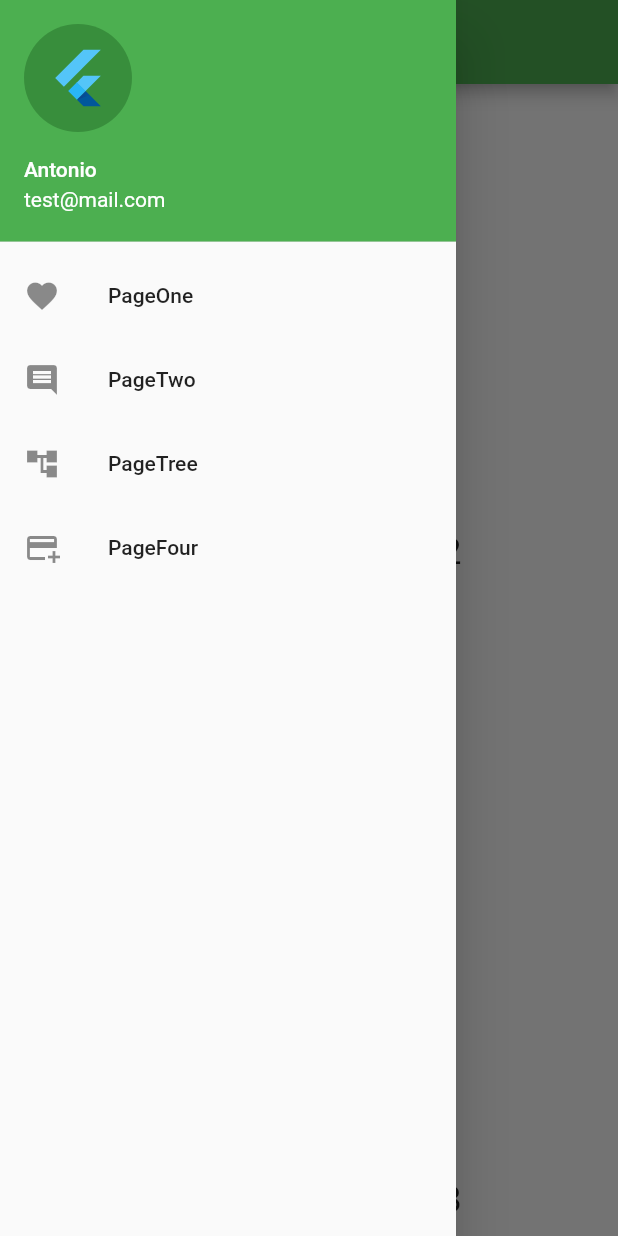
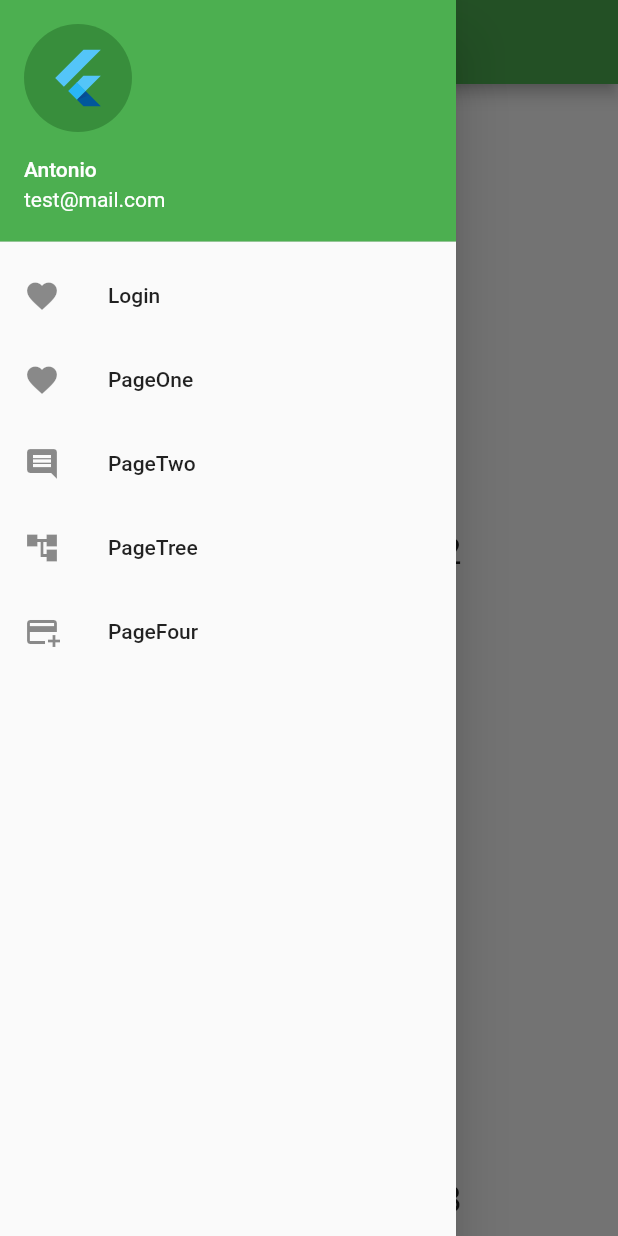
Before and after one commit to AntonioVirgone/todo-flutter, a Flutter app: the screen it shows after launch, scrolled down 576 dp, after a tap on the "menu" icon, on a phone screen of 412 x 824 dp. Run offline on Flutter 3.47's test engine with Material 2 defaults, Android fonts, the phone set to English and light mode, and no system bars.

```diff
--- a/lib/component/menu/NavDrawer.dart
+++ b/lib/component/menu/NavDrawer.dart
@@ -1,5 +1,6 @@
 import 'package:flutter/material.dart';
 import 'package:todo/component/menu/NavDrawerItem.dart';
+import 'package:todo/component/page/LoginPage.dart';
 import 'package:todo/route/PageRoute.dart';
 
 abstract class NavDrawer {
@@ -27,10 +28,16 @@ class NavDrawerImpl implements NavDrawer {
     return ListView(
       children: [
         buildHeader(),
-        NavDrawerItem("PageOne", Icons.favorite, const FirstRoute()).buildItem(context),
-        NavDrawerItem("PageTwo", Icons.comment, const SecondRoute()).buildItem(context),
-        NavDrawerItem("PageTree", Icons.account_tree, const FirstRoute()).buildItem(context),
-        NavDrawerItem("PageFour", Icons.add_card, const SecondRoute()).buildItem(context),
+        NavDrawerItem("Login", Icons.favorite, const LoginRoute())
+            .buildItem(context),
+        NavDrawerItem("PageOne", Icons.favorite, const FirstRoute())
+            .buildItem(context),
+        NavDrawerItem("PageTwo", Icons.comment, const SecondRoute())
+            .buildItem(context),
+        NavDrawerItem("PageTree", Icons.account_tree, const FirstRoute())
+            .buildItem(context),
+        NavDrawerItem("PageFour", Icons.add_card, const SecondRoute())
+            .buildItem(context),
       ],
     );
   }
```
Also changed, not shown: lib/component/page/LoginPage.dart (added, +63 -0 lines), lib/component/page/PageOne.dart (+0 -37 lines), lib/route/PageRoute.dart (+10 -0 lines).
